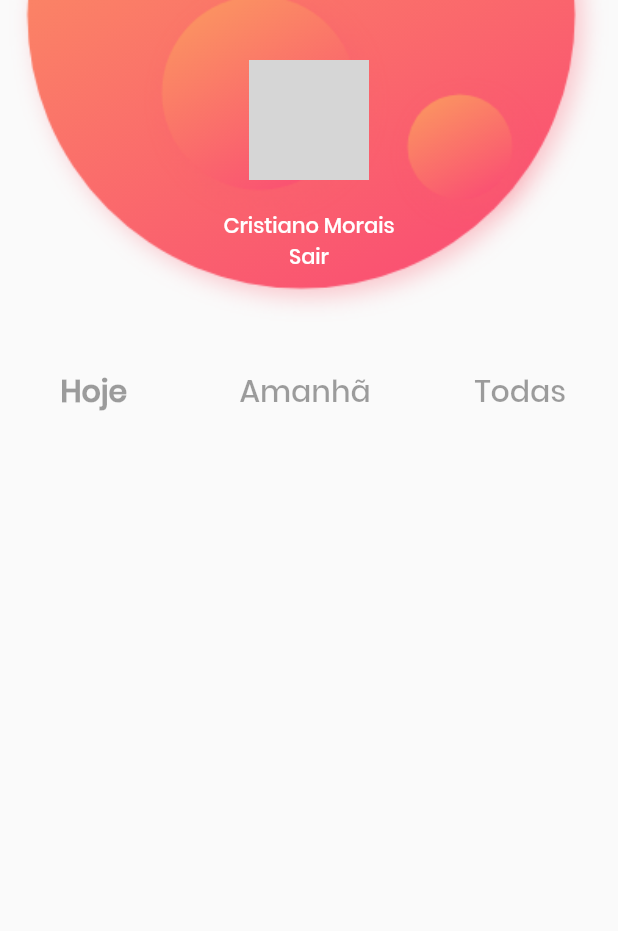
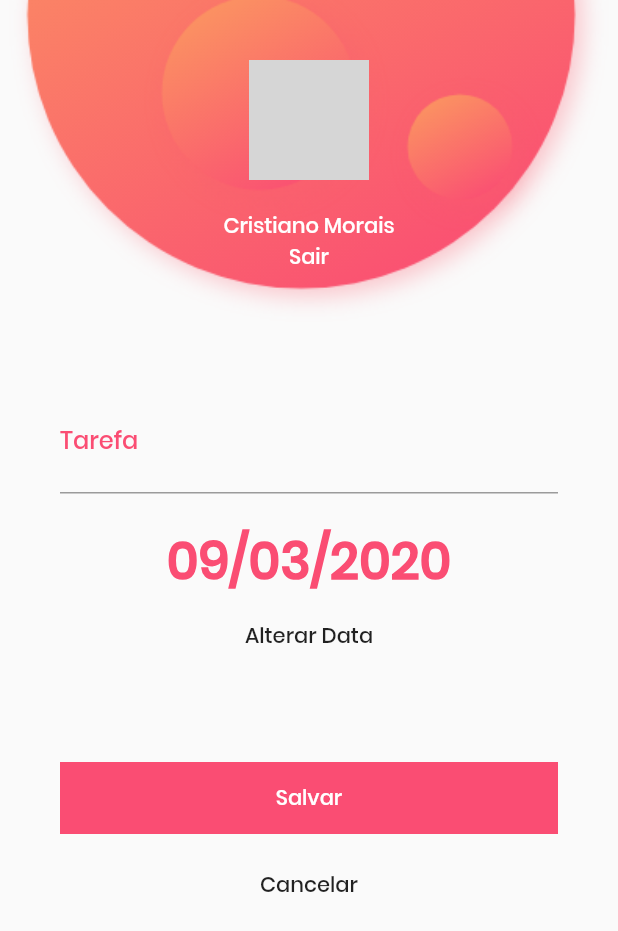
Before and after one commit to mmcristiano/todo-app, a Flutter app: the screen it shows after launch, on a phone screen of 412 x 824 dp. Shown: the top 931 px of the screen. Run offline on Flutter 3.47's test engine with Material 2 defaults, Android fonts, the phone set to English and light mode, and no system bars; network calls fail; grey boxes are pictures that could not be loaded.

Commit message:
Nova Tarefa protótipo

```diff
--- a/lib/main.dart
+++ b/lib/main.dart
@@ -1,4 +1,5 @@
 import 'package:app/themes/app.theme.dart';
+import 'package:app/views/create-todo.view.dart';
 import 'package:app/views/home.view.dart';
 import 'package:app/views/login.view.dart';
 import 'package:flutter/material.dart';
@@ -15,7 +16,7 @@ class MyApp extends StatelessWidget {
       debugShowCheckedModeBanner: false,
       title: 'Todos',
       theme: appTheme(),
-      home: HomeView(),
+      home: CreateTodoView(),
     );
   }
 }
--- /dev/null
+++ b/lib/views/create-todo.view.dart
@@ -0,0 +1,75 @@
+import 'package:app/components/button.widget.dart';
+import 'package:app/widgets/user-card.widget.dart';
+import 'package:flutter/material.dart';
+
+class CreateTodoView extends StatelessWidget {
+  @override
+  Widget build(BuildContext context) {
+    return Scaffold(
+      body: SingleChildScrollView(
+        child: Column(
+          children: <Widget>[
+            UserCard(),
+            Padding(
+              padding: const EdgeInsets.all(40.0),
+              child: Form(
+                child: Column(
+                  children: <Widget>[
+                    TextFormField(
+                      keyboardType: TextInputType.text,
+                      decoration: InputDecoration(
+                        labelText: "Tarefa",
+                        labelStyle: TextStyle(
+                          color: Theme.of(context).primaryColor,
+                          fontWeight: FontWeight.w400,
+                          fontSize: 16,
+                        ),
+                      ),
+                      style: TextStyle(
+                        fontSize: 20,
+                        color: Theme.of(context).primaryColor,
+                      ),
+                    ),
+                    Padding(
+                      padding: const EdgeInsets.only(
+                        top: 20,
+                      ),
+                      child: Text(
+                        "09/03/2020",
+                        style: TextStyle(
+                            color: Theme.of(context).primaryColor,
+                            fontWeight: FontWeight.bold,
+                            fontSize: 34),
+                      ),
+                    ),
+                    FlatButton(
+                      child: Text("Alterar Data"),
+                      onPressed: () {},
+                    )
+                  ],
+                ),
+              ),
+            ),
+            Padding(
+              padding: const EdgeInsets.only(
+                top: 20,
+                bottom: 10,
+                left: 40,
+                right: 40,
+              ),
+              child: TDButton(
+                text: "Salvar",
+                width: double.infinity,
+                callback: () {},
+              ),
+            ),
+            FlatButton(
+              child: Text("Cancelar"),
+              onPressed: () {},
+            )
+          ],
+        ),
+      ),
+    );
+  }
+}
```
Also changed, not shown: lib/views/home.view.dart (+19 -0 lines), lib/widgets/todo-list.widget.dart (added, +34 -0 lines).
